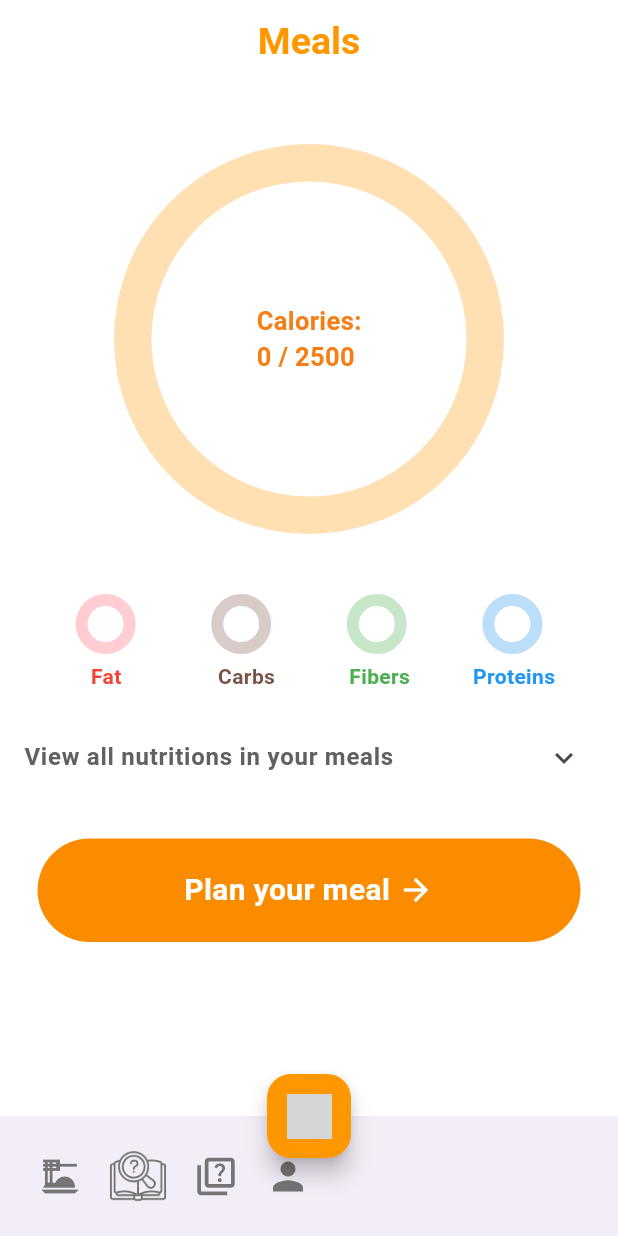
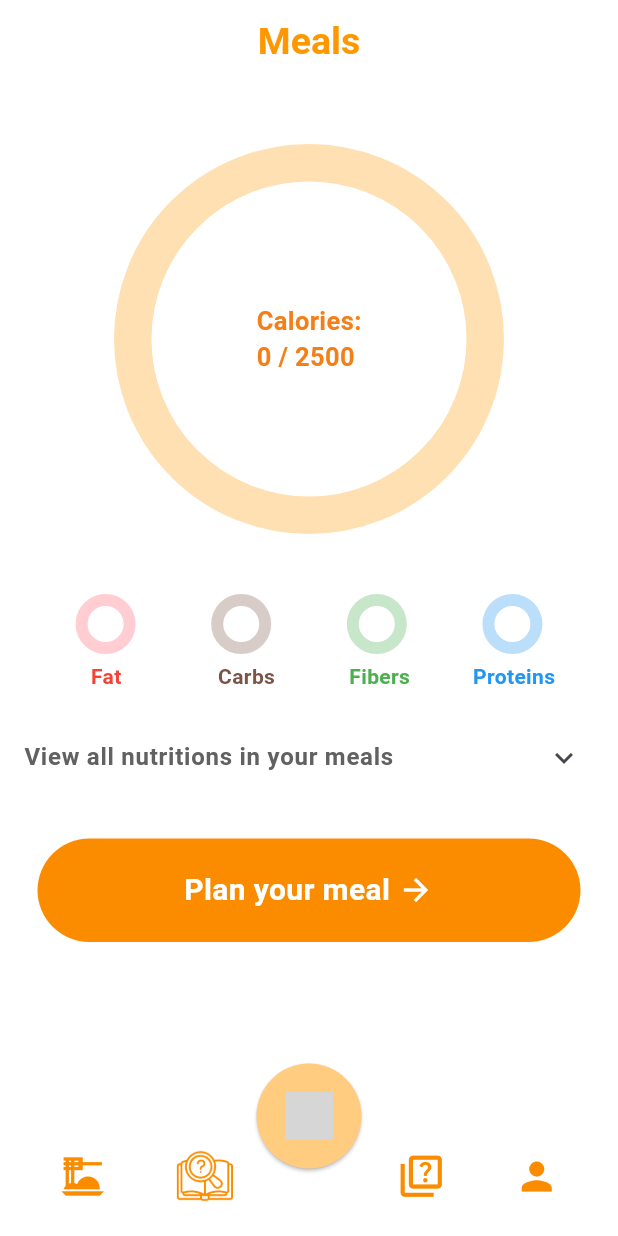
Before and after one commit to qu-ngx/DeFat, a Flutter app: the HomePage screen opened directly, on a phone screen of 412 x 824 dp. Run offline on Flutter 3.47's test engine with Material 3 defaults, Android fonts, the phone set to English and light mode, and no system bars; drawn by our look-alikes of percent_indicator; our stand-ins replace cloud_firestore, firebase_auth, firebase_core, firebase_storage, google_sign_in, image_picker and 2 more; missing offline and left inert: tflite_flutter; accounts and stored records are empty; grey boxes are pictures that could not be loaded.

Commit message:
rennovated nav bar's appearance

```diff
--- a/lib/pages/nav_pages.dart
+++ b/lib/pages/nav_pages.dart
@@ -22,53 +22,67 @@ class _HomePageState extends State<HomePage> {
   @override
   Widget build(BuildContext context) {
     return Scaffold(
-      backgroundColor: Colors.transparent,
-      floatingActionButton: FloatingActionButton(
-        onPressed: () {
-          selectedPage.jumpToPage(2);
-        },
-        backgroundColor: Colors.orange,
-        child: Image.asset(
-          'assets/icons/home_camera.png',
-          width: 30,
-          height: 30,
-          color: Colors.grey.shade600,
+      backgroundColor: Colors.white,
+      floatingActionButton: SizedBox(
+        height: 70,
+        width: 70,
+        child: FloatingActionButton(
+          tooltip: "AI Camera",
+          shape: const CircleBorder(),
+          foregroundColor: Colors.transparent,
+          onPressed: () {
+            selectedPage.jumpToPage(2);
+          },
+          elevation: 1,
+          backgroundColor: Colors.orange.shade200,
+          child: Image.asset(
+            'assets/icons/home_camera.png',
+            width: 32,
+            height: 32,
+            color: Colors.white,
+          ),
         ),
       ),
+
       floatingActionButtonLocation: FloatingActionButtonLocation.centerDocked,
 
       bottomNavigationBar: BottomAppBar(
+        color: Colors.white,
+        shape: const CircularNotchedRectangle(),
         elevation: 5.0,
-        child: Row(children: [
+        child: Row(mainAxisAlignment: MainAxisAlignment.spaceAround, children: [
           IconButton(
-            iconSize: 30,
+            iconSize: 34,
             onPressed: () {
               selectedPage.jumpToPage(0);
             },
             icon: Icon(
               Icons.dinner_dining_sharp,
-              color: Colors.grey.shade600,
+              color: Colors.orange.shade600,
             ),
           ),
           IconButton(
-            iconSize: 30,
+            iconSize: 20,
             onPressed: () {
               selectedPage.jumpToPage(1);
             },
             icon: Image.asset(
               'assets/icons/dictionary.png',
-              color: Colors.grey.shade600,
+              color: Colors.orange.shade600,
             ),
           ),
+          const SizedBox(
+            width: 35,
+          ),
           IconButton(
-            iconSize: 30,
+            iconSize: 33,
             onPressed: () {
               selectedPage.jumpToPage(3);
             },
             icon: Icon(
               Icons.quiz_outlined,
-              size: 30,
-              color: Colors.grey.shade600,
+              size: 33,
+              color: Colors.orange.shade600,
             ),
           ),
           IconButton(
@@ -79,7 +93,7 @@ class _HomePageState extends State<HomePage> {
             icon: Icon(
               Icons.person,
               size: 30,
-              color: Colors.grey.shade600,
+              color: Colors.orange.shade600,
             ),
           ),
         ]),
```
